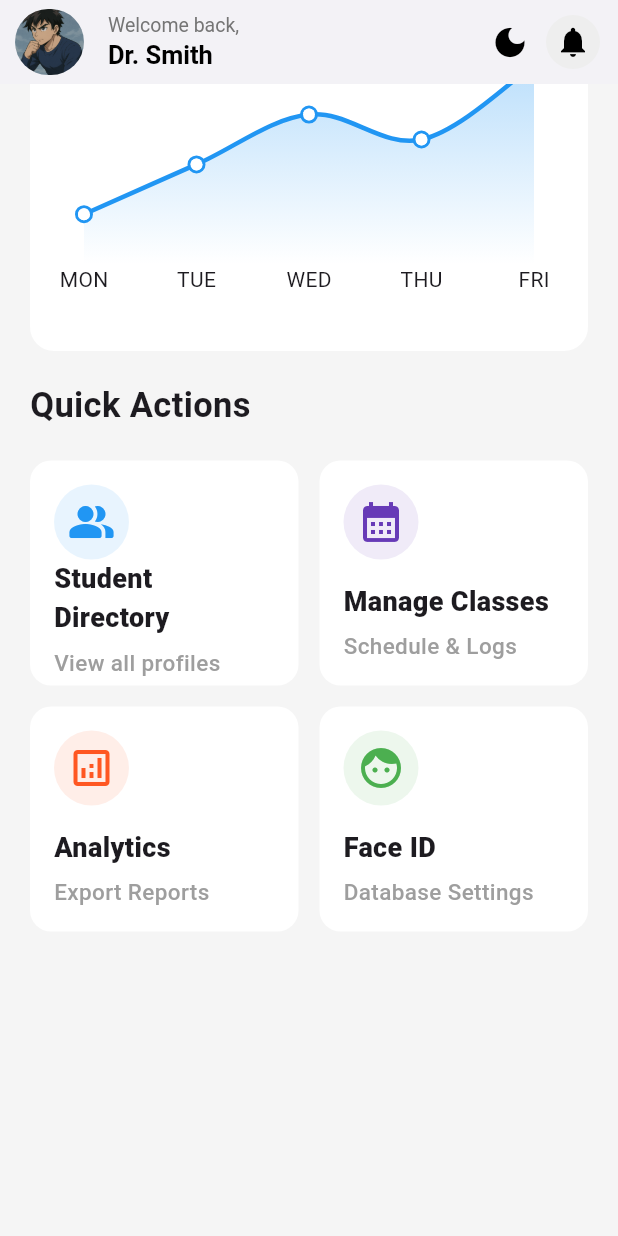
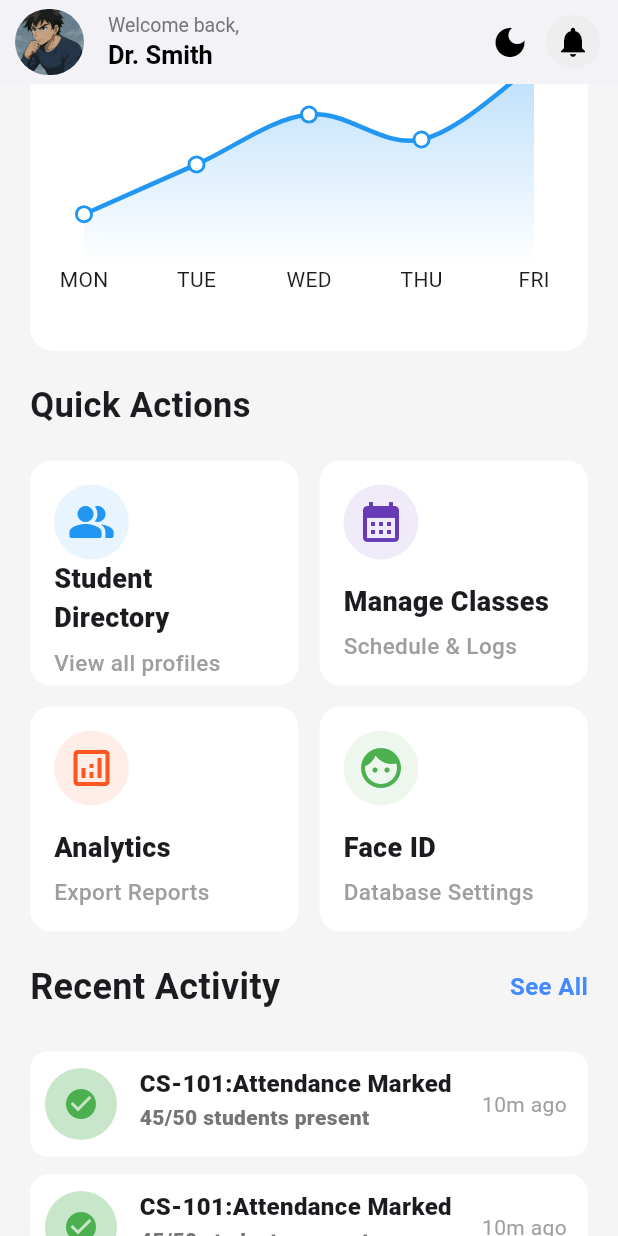
Before and after one commit to Shaurya0987/Ai-Face-Detection-Attendance-App, a Flutter app: the screen it shows after launch, scrolled down 576 dp, on a phone screen of 412 x 824 dp. Run offline on Flutter 3.47's test engine with Material 3 defaults, Android fonts, the phone set to English and light mode, and no system bars; drawn by our look-alikes of fl_chart; our stand-ins replace action_slider, google_fonts.

Commit message:
Teacher DashBoard Modified

```diff
--- /dev/null
+++ b/lib/Screens/TeacherDashBoard/Components/ActivityContainer.dart
@@ -0,0 +1,63 @@
+import 'package:flutter/material.dart';
+
+class ActivityContainer extends StatelessWidget {
+  final String title;
+  final String subtitle;
+  final String time;
+  final IconData icon;
+  final Color IconColor;
+  final Color iconShade;
+  const ActivityContainer({
+    super.key, required this.title, required this.subtitle, required this.icon, required this.time, required this.IconColor, required this.iconShade
+  });
+
+  @override
+  Widget build(BuildContext context) {
+    return Padding(
+      padding: const EdgeInsets.symmetric(vertical: 6),
+      child: Container(
+        height: 70,
+        width: double.infinity,
+        decoration: BoxDecoration(
+          color: Colors.white,
+          borderRadius: BorderRadius.circular(12)
+        ),
+        child: Padding(
+          padding: const EdgeInsets.all(10.0),
+          child: Row(
+            children: [
+              CircleAvatar(
+                backgroundColor: iconShade,
+                radius: 24,
+                child: Icon(icon,color: IconColor,),
+              ),
+              SizedBox(width: 15,),
+              Column(
+                crossAxisAlignment: CrossAxisAlignment.start,
+                children: [
+                  Text(title,style: TextStyle(
+                    fontWeight: FontWeight.w900,
+                    fontSize: 16
+                  ),),
+                  SizedBox(height: 1,),
+                  Text(subtitle,style: TextStyle(
+                    fontWeight: FontWeight.w900,
+                    fontSize: 14,
+                    color: Colors.grey.shade600
+                  ),)
+                ],
+              ),
+              Padding(
+                padding: const EdgeInsets.only(left: 20),
+                child: Text(time,style: TextStyle(
+                  color: Colors.grey,
+
+                ),),
+              )
+            ],
+          ),
+        ),
+      ),
+    );
+  }
+}
--- a/lib/Screens/TeacherDashBoard/TeacherDashBoard.dart
+++ b/lib/Screens/TeacherDashBoard/TeacherDashBoard.dart
@@ -1,3 +1,4 @@
+import 'package:facedetectionapp/Screens/TeacherDashBoard/Components/ActivityContainer.dart';
 import 'package:facedetectionapp/Screens/TeacherDashBoard/Components/AppBar.dart';
 import 'package:facedetectionapp/Screens/TeacherDashBoard/Components/AttendanceLineChart.dart';
 import 'package:facedetectionapp/Screens/TeacherDashBoard/Components/AttendanceTrends.dart';
@@ -137,6 +138,35 @@ class _TeacherDashboardState extends State<TeacherDashboard> {
                   ),
                 ],
               ),
+              Column(
+                children: [
+                  Padding(
+                    padding: const EdgeInsets.symmetric(vertical: 20.0),
+                    child: Row(
+                      mainAxisAlignment: MainAxisAlignment.spaceBetween,
+                      children: [
+                        Text(
+                          "Recent Activity",
+                          style: TextStyle(
+                            fontSize: 24,
+                            fontWeight: FontWeight.bold,
+                          ),
+                        ),
+                        Text(
+                          "See All",
+                          style: TextStyle(
+                            fontSize: 16,
+                            color: Colors.blueAccent,
+                            fontWeight: FontWeight.bold,
+                          ),
+                        ),
+                      ],
+                    ),
+                  ),
+                  ActivityContainer(title: 'CS-101:Attendance Marked', subtitle: '45/50 students present', icon: Icons.check_circle, time: '10m ago', IconColor: Colors.green, iconShade: Colors.green.shade100,),
+                  ActivityContainer(title: 'CS-101:Attendance Marked', subtitle: '45/50 students present', icon: Icons.check_circle, time: '10m ago', IconColor: Colors.green, iconShade: Colors.green.shade100,)
+                ],
+              ),
 
               SizedBox(height: 700),
             ],
```
